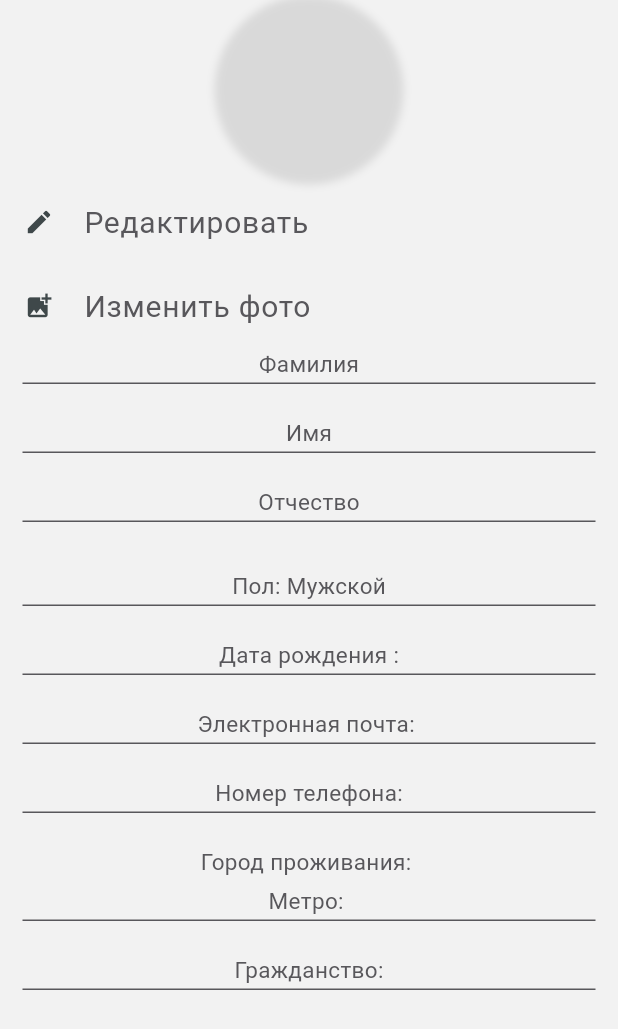
After one commit to vanbyte02/JobEase, a Flutter app: the Profile screen opened directly, on a phone screen of 412 x 824 dp. The commit adds this screen. Shown: the top 1029 px of the screen. Run offline on Flutter 3.47's test engine with Material 3 defaults, Android fonts, the phone set to English and light mode, and no system bars.

Commit message:
22.10.24

```diff
--- a/lib/Employee/Account.dart
+++ b/lib/Employee/Account.dart
@@ -1,6 +1,7 @@
 import 'package:flutter/material.dart';
 import 'package:jobease/Employee/Communication.dart';
 import 'package:jobease/Employee/CreateVacancy.dart';
+import 'package:jobease/Employee/Profile/Profile.dart';
 import 'package:jobease/Employee/Profile/Setting.dart';
 import 'package:jobease/Employee/Saved.dart';
 import 'package:jobease/Employee/Vacancy.dart';
@@ -54,7 +55,12 @@ class _AccountState extends State<Account> {
                 leading: const Icon(
                   Icons.account_box
                   ),
-              onTap: (){}
+              onTap: () {
+                  Navigator.push(
+                    context,
+                    MaterialPageRoute(builder: (context) => const Profile()),
+                  );
+                },
             ),
             ListTile(
                 title: const Text(
--- a/lib/Employee/Profile/DataUpdate.dart
+++ b/lib/Employee/Profile/DataUpdate.dart
@@ -35,7 +35,7 @@ class _DataUpdateState extends State<DataUpdate > {
                       Navigator.pop(context);
                     },
                   ),
-                  const SizedBox(width: 20),
+                  const SizedBox(width: 45),
                   const  Center(
                         child: Text(
                           "Основная информация о вас",
--- /dev/null
+++ b/lib/Employee/Profile/Profile.dart
@@ -0,0 +1,217 @@
+import 'package:flutter/material.dart';
+import 'package:jobease/Employee/Profile/DataUpdate.dart';
+
+//Экран профиля
+class Profile extends StatefulWidget {
+  const Profile({super.key});
+
+  @override
+  _ProfileState createState() => _ProfileState();
+}
+
+class _ProfileState extends State<Profile> {
+  @override
+  Widget build(BuildContext context) {
+    return Scaffold(
+  backgroundColor: const Color.fromARGB(255, 242, 242, 242),
+      body: SingleChildScrollView(
+        child: Column(
+          children: [
+             Container(
+                  width: 120,
+                 height: 120,
+                  decoration:  BoxDecoration(
+                      shape: BoxShape.circle,
+                      boxShadow: [
+                  BoxShadow(
+                    color: Colors.black.withOpacity(0.1),
+                    spreadRadius: 3,
+                    blurRadius: 4,
+                      ),
+                    ],
+                  ),
+                ),
+                ListTile(
+                    title: const Text(
+                      "Редактировать",
+                      style: TextStyle(
+                            fontSize: 20,
+                            color: Color.fromARGB(255, 88, 87, 91),
+                           ),
+                          ),
+                        leading: const Icon(
+                          Icons.create,
+                          size: 20
+                          ),
+                        onTap: (){
+                          Navigator.push(
+                            context,
+                            MaterialPageRoute(builder: (context) => DataUpdate()
+                                  ),
+                                );
+                              },
+                      ),
+                      ListTile(
+                    title: const Text(
+                      "Изменить фото",
+                      style: TextStyle(
+                            fontSize: 20,
+                            color: Color.fromARGB(255, 88, 87, 91),
+                           ),
+                          ),
+                        leading: const Icon(
+                          Icons.add_photo_alternate,
+                          size: 20
+                          ),
+                        onTap: (){},
+                      ),
+                      const Text(
+                        textAlign: TextAlign.left,
+                        'Фамилия',
+                        style: TextStyle(
+                          fontSize: 15,
+                          color: Color.fromARGB(255, 88, 87, 91),
+                        ),
+                      ),
+                      const Divider(
+                        color: Color.fromARGB(255, 88, 87, 91),
+                        height: 5,
+                        thickness: 1,
+                        indent: 15,
+                        endIndent: 15,
+                      ),
+                      const SizedBox(height: 20),
+                      const Text(
+                        'Имя',
+                        style: TextStyle(
+                          fontSize: 15,
+                          color: Color.fromARGB(255, 88, 87, 91),
+                        ),
+                      ),
+                      const Divider(
+                        color: Color.fromARGB(255, 88, 87, 91),
+                        height: 5,
+                        thickness: 1,
+                        indent: 15,
+                        endIndent: 15,
+                      ),
+                      const SizedBox(height: 20),
+                      const Text(
+                        'Отчество',
+                        style: TextStyle(
+                          fontSize: 15,
+                          color: Color.fromARGB(255, 88, 87, 91),
+                        ),
+                      ),
+                      const Divider(
+                        color: Color.fromARGB(255, 88, 87, 91),
+                        height: 5,
+                        thickness: 1,
+                        indent: 15,
+                        endIndent: 15,
+                      ),
+                      const SizedBox(height: 30),
+                      const Text(
+                        "Пол: Мужской",
+                        style: TextStyle(
+                          fontSize: 15,
+                          color: Color.fromARGB(255, 88, 87, 91),
+                        ),
+                      ),
+                      const Divider(
+                        color: Color.fromARGB(255, 88, 87, 91),
+                        height: 5,
+                        thickness: 1,
+                        indent: 15,
+                        endIndent: 15,
+                      ),
+                      const SizedBox(height: 20),
+                      const Text(
+                        'Дата рождения :',
+                        style: TextStyle(
+                          fontSize: 15,
+                          color: Color.fromARGB(255, 88, 87, 91),
+                        ),
+                      ),
+                      const Divider(
+                        color: Color.fromARGB(255, 88, 87, 91),
+                        height: 5,
+                        thickness: 1,
+                        indent: 15,
+                        endIndent: 15,
+                      ),
+                      const SizedBox(height: 20),
+                      const Text(
+                        'Электронная почта: ',
+                        style: TextStyle(
+                          fontSize: 15,
+                          color: Color.fromARGB(255, 88, 87, 91),
+                        ),
+                      ),
+                      const Divider(
+                        color: Color.fromARGB(255, 88, 87, 91),
+                        height: 5,
+                        thickness: 1,
+                        indent: 15,
+                        endIndent: 15,
+                      ),
+                      const SizedBox(height: 20),
+                      const Text(
+                        'Номер телефона:',
+                        style: TextStyle(
+                          fontSize: 15,
+                          color: Color.fromARGB(255, 88, 87, 91),
+                        ),
+                      ),
+                      const Divider(
+                        color: Color.fromARGB(255, 88, 87, 91),
+                        height: 5,
+                        thickness: 1,
+                        indent: 15,
+                        endIndent: 15,
+                      ),
+                      const SizedBox(height: 20),
+                      const Text(
+                        'Город проживания: ',
+                        style: TextStyle(
+                          fontSize: 15,
+                          color: Color.fromARGB(255, 88, 87, 91),
+                        ),
+                      ),
+                      const SizedBox(height: 5),
+                      const Text(
+                        'Метро: ',
+                        textAlign: TextAlign.left,
+                        style: TextStyle(
+                          fontSize: 15,
+                          color: Color.fromARGB(255, 88, 87, 91),
+                        ),
+                      ),
+                      const Divider(
+                        color: Color.fromARGB(255, 88, 87, 91),
+                        height: 5,
+                        thickness: 1,
+                        indent: 15,
+                        endIndent: 15,
+                      ),
+                      const SizedBox(height: 20),
+                      const Text(
+                        'Гражданство:',
+                        style: TextStyle(
+                          fontSize: 15,
+                          color: Color.fromARGB(255, 88, 87, 91),
+                        ),
+                      ),
+                      const Divider(
+                        color: Color.fromARGB(255, 88, 87, 91),
+                       height: 5,
+                        thickness: 1,
+                        indent: 15,
+                        endIndent: 15,
+                      ),
+          ]
+        ),
+      ),
+    );
+  }
+}
--- a/lib/Login/Description.dart
+++ b/lib/Login/Description.dart
@@ -52,7 +52,7 @@ class _DescriptionState extends State<Description> {
             },
           ),
           Positioned(
-            top: 650,
+            top: 600,
             left: 20,
             right: 20,
             child: Container(
```
